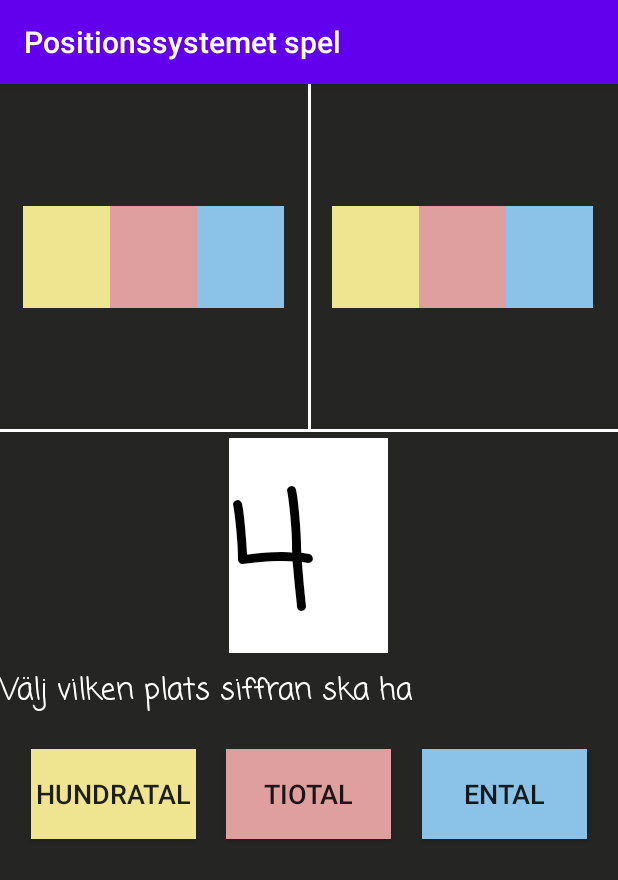
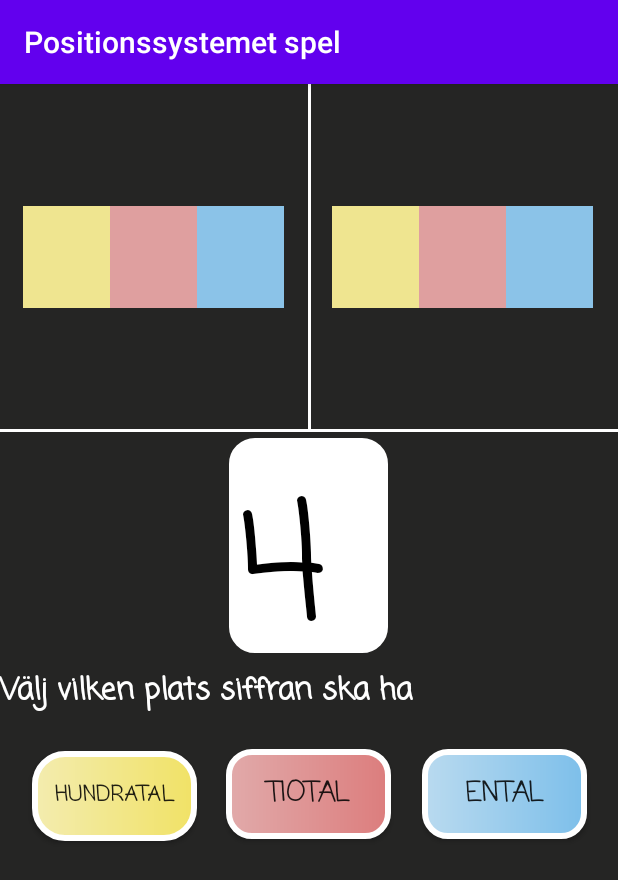
Before and after one commit to sarakluge/Mattespel, an Android app: the GameActivity screen opened directly, with no data from a screen before it, after a tap on "TA ETT KORT", on a phone screen of 412 x 824 dp. Shown: the top 880 px of the screen. Run offline under Robolectric (Android 15) with nearby library versions, the phone set to English and light mode, and no system bars; Roboto replaces fonts that are not available here.

Commit message:
new button design and cardback

```diff
--- a/app/src/main/java/com/example/positionssystemetspel/GameActivity.kt
+++ b/app/src/main/java/com/example/positionssystemetspel/GameActivity.kt
@@ -23,6 +23,7 @@ class GameActivity : AppCompatActivity() {
     lateinit var tenText2: TextView
     lateinit var singleText1: TextView
     lateinit var singleText2: TextView
+    lateinit var cardBack: TextView
     var name1: String? = ""
     var name2: String? = ""
     var currentPlayer = 1
@@ -53,6 +54,7 @@ class GameActivity : AppCompatActivity() {
         tenText2 = findViewById(R.id.tenTextView2)
         singleText1 = findViewById(R.id.singleTextView)
         singleText2 = findViewById(R.id.singleTextView2)
+        cardBack = findViewById(R.id.numTextViewBack)
 
         instTextView.text = "$name1's tur, ta ett kort"
 
@@ -129,6 +131,7 @@ class GameActivity : AppCompatActivity() {
                 singleButton.visibility = View.INVISIBLE
             }
         }
+        cardBack.visibility = View.INVISIBLE
         cardButton.visibility = View.INVISIBLE
 
     }
@@ -145,10 +148,12 @@ class GameActivity : AppCompatActivity() {
         }
 
         startEndAvtivity()
+
         hundredButton.visibility = View.INVISIBLE
         tenButton.visibility = View.INVISIBLE
         singleButton.visibility = View.INVISIBLE
         cardButton.visibility = View.VISIBLE
+        cardBack.visibility = View.VISIBLE
 
 
     }
@@ -168,6 +173,7 @@ class GameActivity : AppCompatActivity() {
         tenButton.visibility = View.INVISIBLE
         singleButton.visibility = View.INVISIBLE
         cardButton.visibility = View.VISIBLE
+        cardBack.visibility = View.VISIBLE
 
         startEndAvtivity()
     }
@@ -186,6 +192,7 @@ class GameActivity : AppCompatActivity() {
         tenButton.visibility = View.INVISIBLE
         singleButton.visibility = View.INVISIBLE
         cardButton.visibility = View.VISIBLE
+        cardBack.visibility = View.VISIBLE
 
         startEndAvtivity()
     }
--- /dev/null
+++ b/app/src/main/res/drawable/card_back.xml
@@ -0,0 +1,20 @@
+<?xml version="1.0" encoding="utf-8"?>
+<shape xmlns:android="http://schemas.android.com/apk/res/android" android:shape="rectangle">
+    <gradient
+        android:startColor="#9E9D9D"
+        android:centerColor="#FFFFFF"
+        android:endColor="#9E9D9D"/>
+
+    <padding
+        android:bottom="7dp"
+        android:left="7dp"
+        android:right="7dp"
+        android:top="7dp" />
+
+    <stroke
+        android:width="4dp"
+        android:color="#FFFFFF"/>
+
+    <corners android:radius="15dp"/>
+
+</shape>
--- /dev/null
+++ b/app/src/main/res/drawable/card_front.xml
@@ -0,0 +1,18 @@
+<?xml version="1.0" encoding="utf-8"?>
+<shape xmlns:android="http://schemas.android.com/apk/res/android" android:shape="rectangle">
+    <solid
+        android:color="#FFFFFF"/>
+
+    <padding
+        android:bottom="7dp"
+        android:left="7dp"
+        android:right="7dp"
+        android:top="7dp" />
+
+    <stroke
+        android:width="4dp"
+        android:color="#FFFFFF"/>
+
+    <corners android:radius="15dp"/>
+
+</shape>
--- /dev/null
+++ b/app/src/main/res/drawable/hundred_button.xml
@@ -0,0 +1,19 @@
+<?xml version="1.0" encoding="utf-8"?>
+<shape xmlns:android="http://schemas.android.com/apk/res/android" android:shape="rectangle">
+    <gradient
+        android:startColor="#F3ECAF"
+        android:endColor="#F1E266"/>
+
+    <padding
+        android:bottom="7dp"
+        android:left="7dp"
+        android:right="7dp"
+        android:top="7dp" />
+
+    <stroke
+        android:width="4dp"
+        android:color="#FFFFFF"/>
+
+    <corners android:radius="20dp"/>
+
+</shape>
--- /dev/null
+++ b/app/src/main/res/drawable/single_button.xml
@@ -0,0 +1,19 @@
+<?xml version="1.0" encoding="utf-8"?>
+<shape xmlns:android="http://schemas.android.com/apk/res/android" android:shape="rectangle">
+    <gradient
+        android:startColor="#B9DAEF"
+        android:endColor="#7DBFEA"/>
+
+    <padding
+        android:bottom="7dp"
+        android:left="7dp"
+        android:right="7dp"
+        android:top="7dp" />
+
+    <stroke
+        android:width="4dp"
+        android:color="#FFFFFF"/>
+
+    <corners android:radius="15dp"/>
+
+</shape>
--- /dev/null
+++ b/app/src/main/res/drawable/ten_button.xml
@@ -0,0 +1,19 @@
+<?xml version="1.0" encoding="utf-8"?>
+<shape xmlns:android="http://schemas.android.com/apk/res/android" android:shape="rectangle">
+    <gradient
+        android:startColor="#E1AAAA"
+        android:endColor="#DC7D7D"/>
+
+    <padding
+        android:bottom="7dp"
+        android:left="7dp"
+        android:right="7dp"
+        android:top="7dp" />
+
+    <stroke
+        android:width="4dp"
+        android:color="#FFFFFF"/>
+
+    <corners android:radius="15dp"/>
+
+</shape>
--- a/app/src/main/res/layout/activity_end.xml
+++ b/app/src/main/res/layout/activity_end.xml
@@ -31,6 +31,7 @@
         android:onClick="playAgain"
         android:text="spela igen"
         android:textSize="30dp"
+        android:fontFamily="casual"
         android:textStyle="bold"
         app:layout_constraintEnd_toEndOf="parent"
         app:layout_constraintStart_toStartOf="parent"
--- a/app/src/main/res/layout/activity_game.xml
+++ b/app/src/main/res/layout/activity_game.xml
@@ -17,6 +17,7 @@
         android:textAlignment="center"
         android:textColor="#FFFFFF"
         android:textSize="25dp"
+        android:textStyle="bold"
         app:layout_constraintEnd_toEndOf="parent"
         app:layout_constraintStart_toStartOf="@+id/view2"
         app:layout_constraintTop_toTopOf="parent" />
@@ -30,6 +31,7 @@
         android:textAlignment="center"
         android:textColor="#FFFFFF"
         android:textSize="25dp"
+        android:textStyle="bold"
         app:layout_constraintEnd_toStartOf="@+id/view2"
         app:layout_constraintStart_toStartOf="parent"
         app:layout_constraintTop_toTopOf="parent" />
@@ -43,6 +45,7 @@
         android:textAlignment="center"
         android:textColor="#FFFFFF"
         android:textSize="20dp"
+        android:textStyle="bold"
         app:layout_constraintEnd_toEndOf="parent"
         app:layout_constraintHorizontal_bias="0.0"
         app:layout_constraintStart_toStartOf="parent"
@@ -76,6 +79,7 @@
         android:textAlignment="center"
         android:textSize="24sp"
         android:fontFamily="casual"
+        android:textStyle="bold"
         app:autoSizeTextType="uniform"
         app:layout_constraintBaseline_toBaselineOf="@+id/tenTextView2"
         app:layout_constraintEnd_toStartOf="@+id/tenTextView2" />
@@ -99,24 +103,29 @@
         android:id="@+id/hundredButton"
         android:layout_width="110dp"
         android:layout_height="60dp"
-        android:background="#EFE590"
+        android:background="@drawable/hundred_button"
         android:onClick="hundredButton"
         android:text="Hundratal"
-        android:textSize="18sp"
+        android:textSize="14sp"
         android:visibility="invisible"
+        android:fontFamily="casual"
+        android:textStyle="bold"
         app:layout_constraintBaseline_toBaselineOf="@+id/tenButton"
         app:layout_constraintEnd_toStartOf="@+id/tenButton"
+        app:layout_constraintHorizontal_bias="0.525"
         app:layout_constraintStart_toStartOf="parent" />
 
     <Button
         android:id="@+id/tenButton"
         android:layout_width="110dp"
         android:layout_height="60dp"
-        android:background="#DF9F9F"
+        android:background="@drawable/ten_button"
         android:onClick="tenButton"
         android:text="tiotal"
         android:textSize="18sp"
         android:visibility="invisible"
+        android:fontFamily="casual"
+        android:textStyle="bold"
         app:layout_constraintEnd_toEndOf="parent"
         app:layout_constraintHorizontal_bias="0.498"
         app:layout_constraintStart_toStartOf="parent"
@@ -126,11 +135,13 @@
         android:id="@+id/singleButton"
         android:layout_width="110dp"
         android:layout_height="60dp"
-        android:background="#8BC3E8"
+        android:background="@drawable/single_button"
         android:onClick="singleButton"
         android:text="ental"
         android:textSize="18sp"
         android:visibility="invisible"
+        android:fontFamily="casual"
+        android:textStyle="bold"
         app:layout_constraintBaseline_toBaselineOf="@+id/tenButton"
         app:layout_constraintEnd_toEndOf="parent"
         app:layout_constraintStart_toEndOf="@+id/tenButton" />
@@ -144,6 +155,7 @@
         android:textAlignment="center"
         android:textSize="24sp"
         android:fontFamily="casual"
+        android:textStyle="bold"
         app:autoSizeTextType="uniform"
         app:layout_constraintEnd_toStartOf="@+id/view2"
         app:layout_constraintStart_toStartOf="parent"
@@ -158,6 +170,7 @@
         android:textSize="24sp"
         app:autoSizeTextType="uniform"
         android:fontFamily="casual"
+        android:textStyle="bold"
         app:layout_constraintBaseline_toBaselineOf="@+id/tenTextView1"
         app:layout_constraintEnd_toStartOf="@+id/tenTextView1" />
 
@@ -167,13 +180,29 @@
         android:layout_height="143dp"
         android:layout_margin="4dp"
         android:layout_marginTop="16dp"
-        android:background="#FFFFFF"
+        android:background="@drawable/card_front"
         android:fontFamily="casual"
         android:textAlignment="center"
         android:textColor="#000000"
         android:textSize="110dp"
         app:layout_constraintEnd_toEndOf="parent"
         app:layout_constraintHorizontal_bias="0.498"
+        app:layout_constraintStart_toStartOf="parent"
+        app:layout_constraintTop_toBottomOf="@+id/view" />
+
+    <TextView
+        android:id="@+id/numTextViewBack"
+        android:layout_width="106dp"
+        android:layout_height="143dp"
+        android:layout_margin="4dp"
+        android:layout_marginTop="4dp"
+        android:background="@drawable/card_back"
+        android:fontFamily="casual"
+        android:textAlignment="center"
+        android:textColor="#000000"
+        android:textSize="110dp"
+        app:layout_constraintEnd_toEndOf="parent"
+        app:layout_constraintHorizontal_bias="0.491"
         app:layout_constraintStart_toStartOf="parent"
         app:layout_constraintTop_toBottomOf="@+id/view" />
 
@@ -185,6 +214,7 @@
         android:textAlignment="center"
         android:textSize="24sp"
         android:fontFamily="casual"
+        android:textStyle="bold"
         app:autoSizeTextType="uniform"
         app:layout_constraintBaseline_toBaselineOf="@+id/tenTextView1"
         app:layout_constraintStart_toEndOf="@+id/tenTextView1" />
@@ -197,6 +227,7 @@
         android:textAlignment="center"
         android:textSize="24sp"
         android:fontFamily="casual"
+        android:textStyle="bold"
         app:autoSizeTextType="uniform"
         app:layout_constraintBaseline_toBaselineOf="@+id/tenTextView2"
         app:layout_constraintStart_toEndOf="@+id/tenTextView2" />
@@ -210,6 +241,7 @@
         android:textAlignment="center"
         android:textSize="24sp"
         android:fontFamily="casual"
+        android:textStyle="bold"
         app:autoSizeTextType="uniform"
         app:layout_constraintEnd_toEndOf="parent"
         app:layout_constraintStart_toStartOf="@+id/view2"
```
